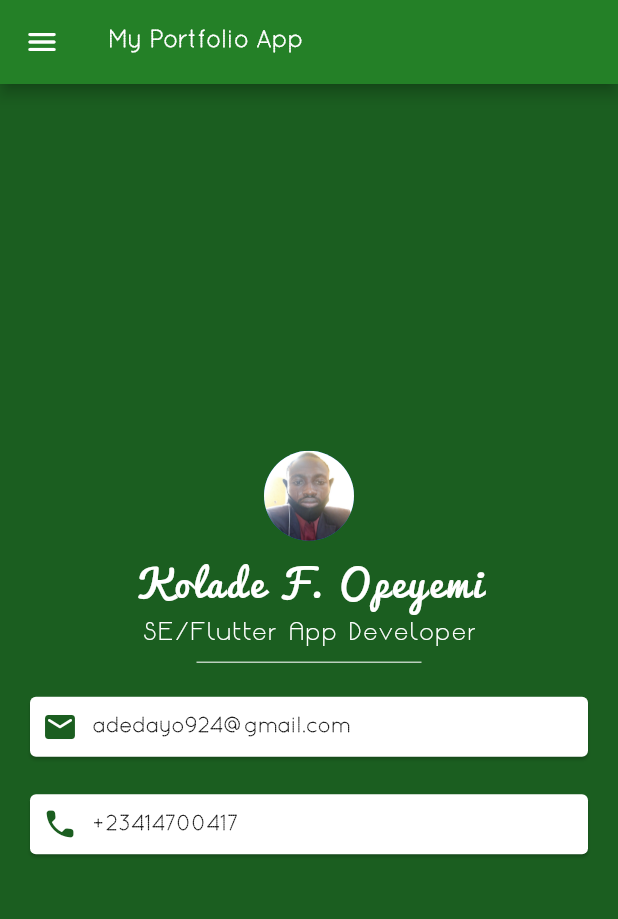
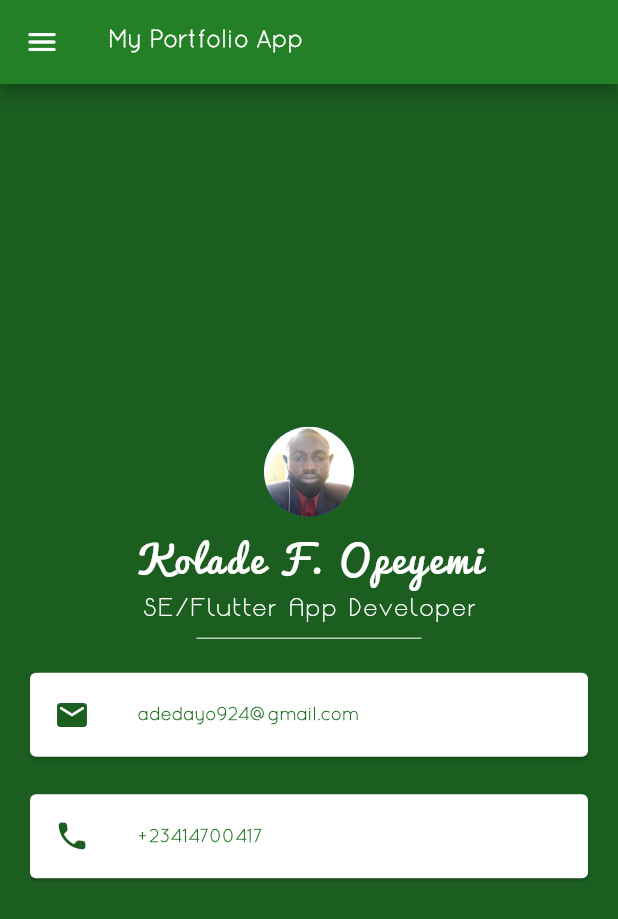
Before and after one commit to adedayo924/testing, a Flutter app: the screen it shows after launch, on a phone screen of 412 x 824 dp. Shown: the top 919 px of the screen. Run offline on Flutter 3.47's test engine with Material 2 defaults, Android fonts, the phone set to English and light mode, and no system bars.

Commit message:
updated  the interface

```diff
--- a/lib/main.dart
+++ b/lib/main.dart
@@ -71,25 +71,19 @@ class MyTestApp extends StatelessWidget {
                   Card(
                     margin: const EdgeInsets.symmetric(
                         vertical: 10, horizontal: 20),
-                    child: Padding(
-                      padding: const EdgeInsets.all(8.0),
-                      child: Row(
-                        children: [
-                          Icon(
+                    child: ListTile(
+                      leading: Icon(
                         Icons.email_rounded,
                         color: Colors.green.shade900,
                       ),
-                          const SizedBox(
-                            width: 10,
-                          ),
-                          const Text(
+                      title: const Text(
                         'adedayo924@gmail.com',
                         style: TextStyle(
+                          fontFamily: 'Dash',
                           fontWeight: FontWeight.bold,
-                                fontFamily: 'Dash',
-                                color: Colors.black87),
+                          fontSize: 12,
+                          color: Color.fromARGB(255, 25, 109, 28),
                         ),
-                        ],
                       ),
                     ),
                   ),
@@ -99,25 +93,19 @@ class MyTestApp extends StatelessWidget {
                   Card(
                     margin: const EdgeInsets.symmetric(
                         vertical: 10, horizontal: 20),
-                    child: Padding(
-                      padding: const EdgeInsets.all(8.0),
-                      child: Row(
-                        children: [
-                          Icon(
+                    child: ListTile(
+                      leading: Icon(
                         Icons.phone_rounded,
                         color: Colors.green.shade900,
                       ),
-                          const SizedBox(
-                            width: 10,
-                          ),
-                          const Text(
+                      title: const Text(
                         '+23414700417',
                         style: TextStyle(
+                          fontFamily: 'Dash',
                           fontWeight: FontWeight.bold,
-                                fontFamily: 'Dash',
-                                color: Colors.black87),
-                          )
-                        ],
+                          fontSize: 12,
+                          color: Color.fromARGB(255, 25, 109, 28),
+                        ),
                       ),
                     ),
                   ),
```
Lines whose indentation alone changed are shown as unchanged.
